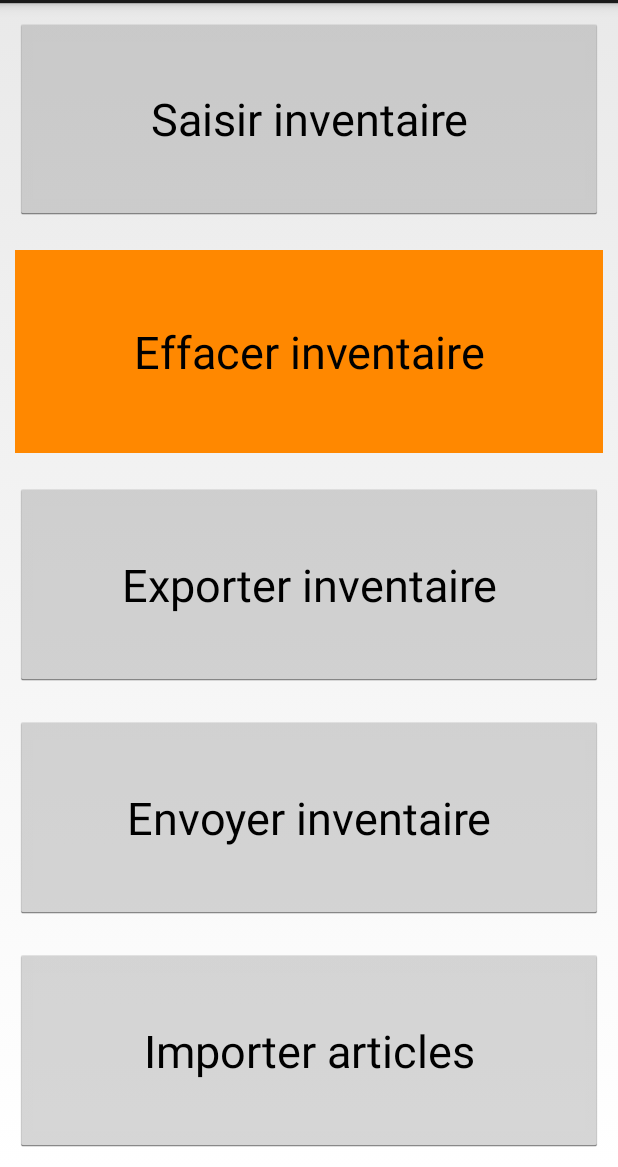
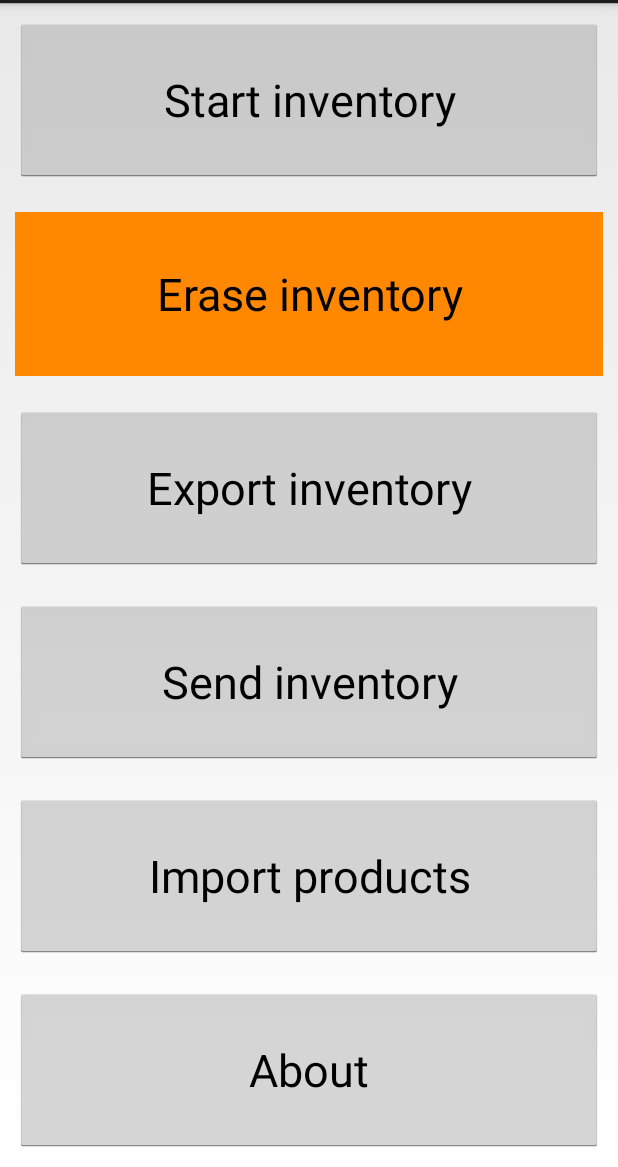
Before and after one commit to jmauffray/LibreInventory, an Android app: the screen it shows after launch (MainActivity), on a phone screen of 412 x 824 dp, the part 69-1236 px from its top. Run offline under Robolectric (Android 15) with nearby library versions, the light colour scheme and no system bars.

Commit message:
Add about and multi langage support

```diff
--- a/app/src/main/AndroidManifest.xml
+++ b/app/src/main/AndroidManifest.xml
@@ -25,7 +25,8 @@
         </activity>
         <activity
             android:name=".activity.InventoryActivity"
-            android:label="@string/title_activity_inventory"></activity>
+            android:label="@string/title_activity_inventory" />
+        <activity android:name=".activity.AboutActivity"></activity>
     </application>
 
 </manifest>
--- a/app/src/main/res/layout-large/activity_main.xml
+++ /dev/null
@@ -1,66 +0,0 @@
-<?xml version="1.0" encoding="utf-8"?>
-<android.support.constraint.ConstraintLayout xmlns:android="http://schemas.android.com/apk/res/android"
-    xmlns:tools="http://schemas.android.com/tools"
-    android:layout_width="match_parent"
-    android:layout_height="match_parent"
-    tools:context="com.libreinventory.libreinventory.activity.MainActivity">
-
-    <LinearLayout
-        android:layout_width="match_parent"
-        android:layout_height="match_parent"
-        android:orientation="vertical"
-        android:weightSum="5">
-
-        <Button
-            android:id="@+id/button_write_inventory"
-            android:layout_width="match_parent"
-            android:layout_height="0dp"
-            android:layout_weight="1"
-            android:layout_margin="10sp"
-            android:onClick="writeInventory"
-            android:text="Saisir inventaire"
-            android:textSize="30sp" />
-
-        <Button
-            android:id="@+id/button_del_inventory"
-            android:layout_width="match_parent"
-            android:layout_height="0dp"
-            android:layout_weight="1"
-            android:layout_margin="10sp"
-            android:background="@android:color/holo_orange_dark"
-            android:onClick="delInventory"
-            android:text="Effacer inventaire"
-            android:textSize="30sp" />
-
-        <Button
-            android:id="@+id/button_export_inventory"
-            android:layout_width="match_parent"
-            android:layout_height="0dp"
-            android:layout_weight="1"
-            android:layout_margin="10sp"
-            android:onClick="exportInventory"
-            android:text="Exporter inventaire"
-            android:textSize="30sp" />
-
-        <Button
-            android:id="@+id/button_send_inventory"
-            android:layout_width="match_parent"
-            android:layout_height="0dp"
-            android:layout_weight="1"
-            android:layout_margin="10sp"
-            android:onClick="sendInventory"
-            android:text="Envoyer inventaire"
-            android:textSize="30sp" />
-
-        <Button
-            android:id="@+id/button_import_product"
-            android:layout_width="match_parent"
-            android:layout_height="0dp"
-            android:layout_weight="1"
-            android:layout_margin="10sp"
-            android:onClick="importProduct"
-            android:text="Importer articles"
-            android:textSize="30sp" />
-    </LinearLayout>
-
-</android.support.constraint.ConstraintLayout>
--- a/app/src/main/res/layout/activity_main.xml
+++ b/app/src/main/res/layout/activity_main.xml
@@ -9,7 +9,7 @@
         android:layout_width="match_parent"
         android:layout_height="match_parent"
         android:orientation="vertical"
-        android:weightSum="5">
+        android:weightSum="6">
 
         <Button
             android:id="@+id/button_write_inventory"
@@ -18,7 +18,7 @@
             android:layout_weight="1"
             android:layout_margin="10sp"
             android:onClick="writeInventory"
-            android:text="Saisir inventaire"
+            android:text="@string/do_inventory"
             android:textSize="30sp" />
 
         <Button
@@ -29,7 +29,7 @@
             android:layout_margin="10sp"
             android:background="@android:color/holo_orange_dark"
             android:onClick="delInventory"
-            android:text="Effacer inventaire"
+            android:text="@string/del_inventory"
             android:textSize="30sp" />
 
         <Button
@@ -39,7 +39,7 @@
             android:layout_weight="1"
             android:layout_margin="10sp"
             android:onClick="exportInventory"
-            android:text="Exporter inventaire"
+            android:text="@string/export_inventory"
             android:textSize="30sp" />
 
         <Button
@@ -49,7 +49,7 @@
             android:layout_weight="1"
             android:layout_margin="10sp"
             android:onClick="sendInventory"
-            android:text="Envoyer inventaire"
+            android:text="@string/send_inventory"
             android:textSize="30sp" />
 
         <Button
@@ -59,7 +59,17 @@
             android:layout_weight="1"
             android:layout_margin="10sp"
             android:onClick="importProduct"
-            android:text="Importer articles"
+            android:text="@string/import_inventory"
+            android:textSize="30sp" />
+
+        <Button
+            android:id="@+id/button_about_product"
+            android:layout_width="match_parent"
+            android:layout_height="0dp"
+            android:layout_weight="1"
+            android:layout_margin="10sp"
+            android:onClick="about"
+            android:text="@string/about_inventory"
             android:textSize="30sp" />
     </LinearLayout>
 
```
Also changed, not shown: app/src/main/java/com/libreinventory/libreinventory/activity/AboutActivity.java (added, +35 -0 lines), app/src/main/java/com/libreinventory/libreinventory/activity/MainActivity.java (+7 -0 lines), app/src/main/res/layout-large/activity_inventory.xml (+10 -10 lines), app/src/main/res/layout/activity_about.xml (added, +15 -0 lines), app/src/main/res/layout/activity_inventory.xml (+10 -10 lines), app/src/main/res/values/strings.xml (+30 -12 lines), 1 other file.
